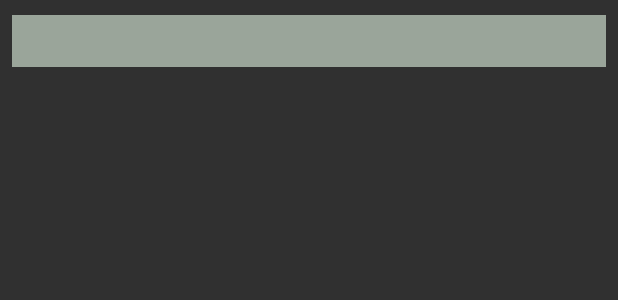
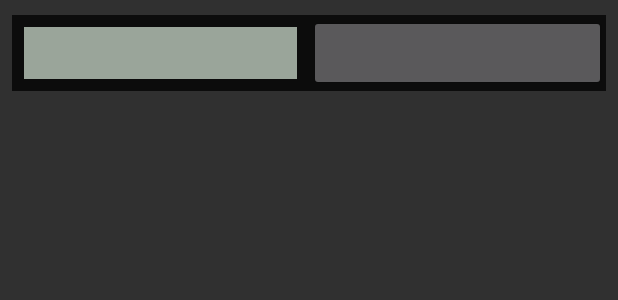
Before and after one commit to shaheen0b111/KotlinAndroidApp, an Android app: the layout helpnumber_layout.xml on its own in the app's theme, with its tools: preview values and no code run, on a phone screen of 412 x 824 dp. Shown: the top 300 px of the screen. Run offline under Robolectric (Android 15) with nearby library versions, the phone set to English and light mode, and no system bars.

Commit message:
alignment of help activity , added onclick feature for phone button

```diff
--- a/app/src/main/AndroidManifest.xml
+++ b/app/src/main/AndroidManifest.xml
@@ -2,6 +2,7 @@
 <manifest xmlns:android="http://schemas.android.com/apk/res/android"
     package="com.example.finalkotlinproject">
     <uses-permission android:name="android.permission.INTERNET"/>
+    <uses-permission android:name="android.permission.CALL_PHONE"/>
     <application
         android:allowBackup="true"
         android:icon="@mipmap/ic_launcher"
--- a/app/src/main/java/com/example/finalkotlinproject/ExploreHelp.kt
+++ b/app/src/main/java/com/example/finalkotlinproject/ExploreHelp.kt
@@ -13,9 +13,9 @@
         setContentView(R.layout.help_main)
         val linearLayoutManager = LinearLayoutManager(this)
         help_recyclerview_main.layoutManager = linearLayoutManager
-
         val numberList = NumberList()
-        help_recyclerview_main.adapter = HelpAdapter(this,numberList)
+        val requestCall = 1
+        help_recyclerview_main.adapter = HelpAdapter(this,numberList,requestCall)
     }
     fun NumberList() : ArrayList<HelpNumbers> {
         val n = ArrayList<HelpNumbers>()
--- a/app/src/main/res/layout/help_main.xml
+++ b/app/src/main/res/layout/help_main.xml
@@ -28,7 +28,7 @@
             android:textAlignment="center"
             android:textColor="#00BCD4"
             android:textSize="25sp"
-            android:textStyle="bold|italic" />
+            android:textStyle="bold" />
 
         <TextView
             android:id="@+id/help_number2"
@@ -37,7 +37,7 @@
             android:layout_weight="1"
             android:background="@color/colorAccent"
             android:text="@string/state_helpline_no"
-            android:textAlignment="textStart"
+            android:textAlignment="viewEnd"
             android:textColor="#00BCD4"
             android:textSize="25sp"
             android:textStyle="bold" />
--- a/app/src/main/res/layout/helpnumber_layout.xml
+++ b/app/src/main/res/layout/helpnumber_layout.xml
@@ -7,26 +7,44 @@
     android:layout_marginLeft="8dp"
     android:layout_marginTop="10dp"
     android:layout_marginRight="8dp"
-    android:background="@color/colorPrimaryDark">
+    android:background="@color/colorAccent">
+
+    <LinearLayout
+        android:id="@+id/help_linear_layout_text"
+        android:layout_width="match_parent"
+        android:layout_height="match_parent"
+        android:layout_marginLeft="8sp"
+        android:layout_marginTop="8sp"
+        android:layout_marginRight="8sp"
+        android:layout_marginBottom="8sp"
+        android:layout_weight="0.5"
+        android:background="@color/colorAccent">
 
         <TextView
             android:id="@+id/help_name"
-        android:layout_width="wrap_content"
-        android:layout_height="wrap_content"
-        android:layout_weight="1"
+            android:layout_width="match_parent"
+            android:layout_height="match_parent"
+            android:background="@color/colorPrimaryDark"
             android:textAlignment="textStart"
             android:textColor="#FFFFFF"
             android:textSize="25sp"
             android:textStyle="bold|italic" />
+    </LinearLayout>
 
-    <TextView
+    <LinearLayout
+        android:id="@+id/help_linear_layout_number"
+        android:layout_width="match_parent"
+        android:layout_height="match_parent"
+        android:layout_weight="0.5"
+        android:background="@color/colorAccent">
+
+        <Button
             android:id="@+id/help_number"
-        android:layout_width="wrap_content"
-        android:layout_height="wrap_content"
-        android:layout_weight="1"
-        android:textAlignment="textStart"
+            android:layout_width="match_parent"
+            android:layout_height="match_parent"
+            android:textAlignment="center"
             android:textColor="#0D0E0E"
-        android:textSize="25sp"
+            android:textSize="20sp"
             android:textStyle="bold" />
-
     </LinearLayout>
+</LinearLayout>
--- a/app/src/main/res/values/strings.xml
+++ b/app/src/main/res/values/strings.xml
@@ -2,5 +2,5 @@
     <string name="app_name">COVID-19 STATUS</string>
     <string name="precautions"><![CDATA[PRECAUTIONS->>]]></string>
     <string name="state_helpline_no">State Helpline No.</string>
-    <string name="state_ut"><![CDATA[State / UT -->]]></string>
+    <string name="state_ut"><![CDATA[State / UT ]]></string>
 </resources>
```
Also changed, not shown: app/src/main/java/com/example/finalkotlinproject/HelpAdapter/HelpAdapter.kt (+35 -1 lines). Lines whose indentation alone changed are shown as unchanged.
